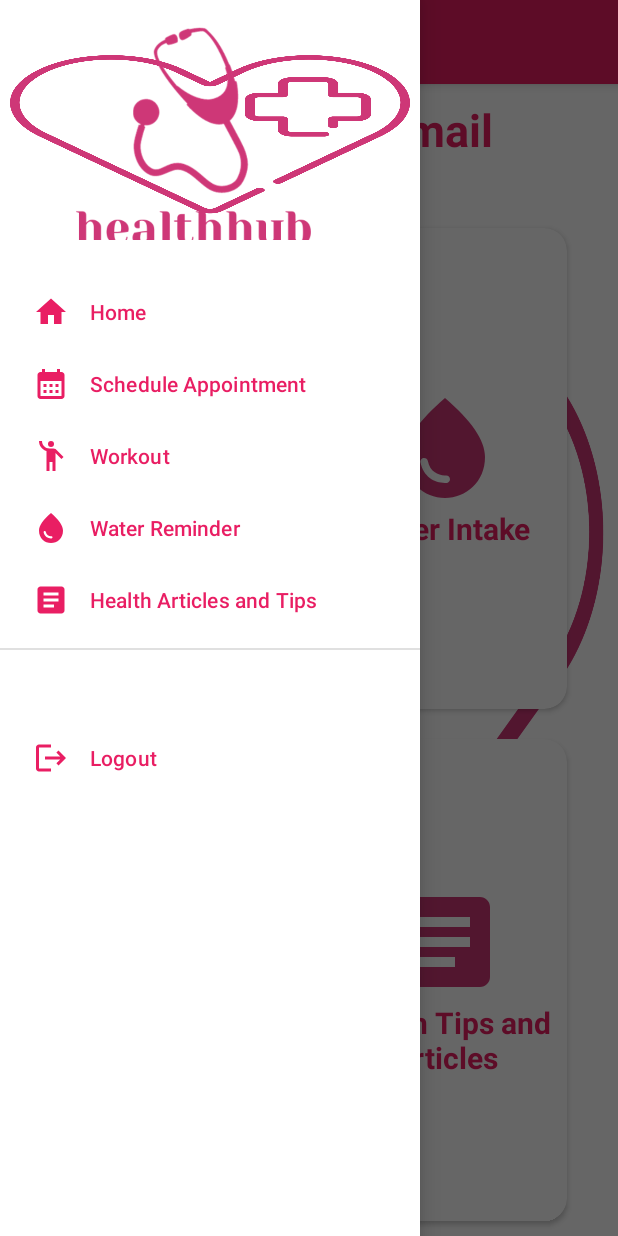
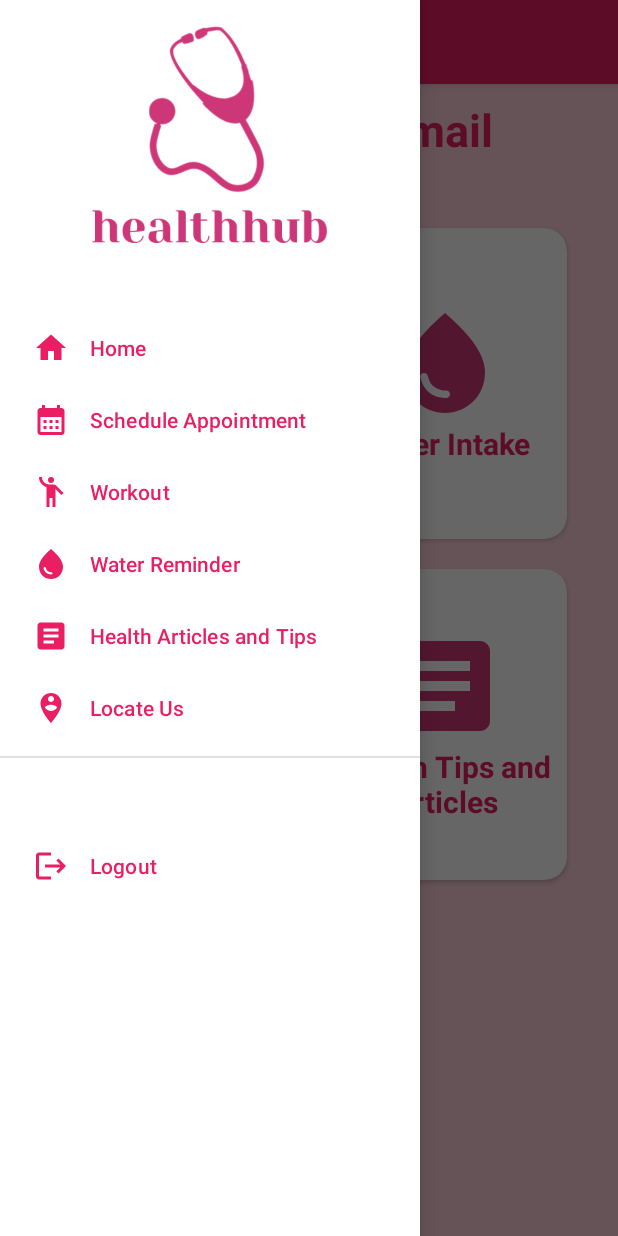
Before and after one commit to meetishah13/HealthHub, an Android app: the screen it shows after launch (MainActivity), with the side drawer open, on a phone screen of 412 x 824 dp. Run offline under Robolectric (Android 15) with nearby library versions, the phone set to English and light mode, and no system bars; our stand-ins replace Firebase (no records; nobody signed in at launch, a user with empty details on screens opened directly).

Commit message:
All features working

```diff
--- a/app/src/main/java/com/example/healthhub/WorkoutActivity.kt
+++ b/app/src/main/java/com/example/healthhub/WorkoutActivity.kt
@@ -25,5 +25,4 @@ class WorkoutActivity : AppCompatActivity() {
 
 
     }
-
 }
--- /dev/null
+++ b/app/src/main/res/drawable/baseline_person_pin_circle_24.xml
@@ -0,0 +1,5 @@
+<vector android:height="24dp" android:tint="#CE3777"
+    android:viewportHeight="24" android:viewportWidth="24"
+    android:width="24dp" xmlns:android="http://schemas.android.com/apk/res/android">
+    <path android:fillColor="@android:color/white" android:pathData="M12,2C8.14,2 5,5.14 5,9c0,5.25 7,13 7,13s7,-7.75 7,-13C19,5.14 15.86,2 12,2zM12,4c1.1,0 2,0.9 2,2c0,1.11 -0.9,2 -2,2s-2,-0.89 -2,-2C10,4.9 10.9,4 12,4zM12,14c-1.67,0 -3.14,-0.85 -4,-2.15c0.02,-1.32 2.67,-2.05 4,-2.05s3.98,0.73 4,2.05C15.14,13.15 13.67,14 12,14z"/>
+</vector>
--- a/app/src/main/res/layout/activity_main.xml
+++ b/app/src/main/res/layout/activity_main.xml
@@ -24,7 +24,7 @@
         <RelativeLayout
             android:layout_width="match_parent"
             android:layout_height="match_parent"
-            android:background="@drawable/nav_bg">
+            android:background="@color/colorSecondaryLighter">
 
             <!-- TODO: Update blank fragment layout -->
             <TextView
@@ -46,8 +46,8 @@
                 android:layout_width="match_parent"
                 android:layout_height="match_parent"
                 android:layout_centerHorizontal="true"
-                android:columnCount="2"
-                android:rowCount="2"
+                android:columnCount="3"
+                android:rowCount="3"
                 android:layout_marginLeft="24dp"
                 android:layout_marginRight="24dp"
                 android:layout_below="@+id/userText">
@@ -202,6 +202,43 @@
                     </LinearLayout>
 
                 </androidx.cardview.widget.CardView>
+                <androidx.cardview.widget.CardView
+                android:id="@+id/locateUs"
+                android:layout_width="20dp"
+                android:layout_height="20dp"
+                android:layout_row="2"
+                android:layout_rowWeight="1"
+                android:layout_column="0"
+                android:layout_columnWeight="1"
+                android:layout_gravity="fill"
+                android:layout_margin="10dp"
+                app:cardCornerRadius="15dp">
+
+                <LinearLayout
+                    android:layout_width="match_parent"
+                    android:layout_height="match_parent"
+                    android:layout_gravity="center_vertical|center_horizontal"
+                    android:gravity="center"
+                    android:orientation="vertical">
+
+                    <ImageView
+                        android:layout_width="80dp"
+                        android:layout_height="80dp"
+                        android:src="@drawable/baseline_person_pin_circle_24"
+                        android:layout_gravity="center_horizontal"/>
+
+                    <TextView
+                        android:layout_width="wrap_content"
+                        android:layout_height="wrap_content"
+                        android:text="@string/locateUs"
+                        android:textAlignment="center"
+                        android:textColor="@color/pink"
+                        android:textStyle="bold"
+                        android:textSize="20sp"
+                        android:layout_gravity="center_horizontal"/>
+                </LinearLayout>
+
+            </androidx.cardview.widget.CardView>
             </GridLayout>
         </RelativeLayout>
     </LinearLayout>
--- a/app/src/main/res/layout/nav_header.xml
+++ b/app/src/main/res/layout/nav_header.xml
@@ -4,10 +4,9 @@
     xmlns:tools="http://schemas.android.com/tools"
     android:orientation="vertical"
     android:layout_width="match_parent"
-    android:layout_height="176dp"
+    android:layout_height="200dp"
     android:gravity="bottom"
     android:padding="16dp"
-    android:background="@drawable/nav_bg"
     android:theme="@style/ThemeOverlay.AppCompat.Dark">
 
     <ImageView
@@ -16,9 +15,8 @@
         android:src="@drawable/nav_img"
         app:layout_constraintBottom_toBottomOf="parent"
         app:layout_constraintEnd_toEndOf="parent"
-        app:layout_constraintHorizontal_bias="0.0"
+        app:layout_constraintHorizontal_bias="0.497"
         app:layout_constraintStart_toStartOf="parent"
-        app:layout_constraintTop_toTopOf="parent"
-        app:layout_constraintVertical_bias="0.382" />
+        app:layout_constraintTop_toTopOf="parent" />
 
 </androidx.constraintlayout.widget.ConstraintLayout>
--- a/app/src/main/res/menu/nav_menu.xml
+++ b/app/src/main/res/menu/nav_menu.xml
@@ -24,6 +24,10 @@
             android:id="@+id/nav_article"
             android:icon="@drawable/baseline_article_24"
             android:title="Health Articles and Tips"/>
+        <item
+            android:id="@+id/nav_locate_us"
+            android:icon="@drawable/baseline_person_pin_circle_24"
+            android:title="Locate Us"/>
     </group>
     <item
         android:title="">
--- /dev/null
+++ b/app/src/main/res/values/dimens.xml
@@ -0,0 +1,6 @@
+<resources>
+    <!-- Default screen margins, per the Android Design guidelines. -->
+    <dimen name="activity_horizontal_margin">16dp</dimen>
+    <dimen name="activity_vertical_margin">16dp</dimen>
+    <dimen name="fab_margin">16dp</dimen>
+</resources>
--- a/app/src/main/res/values/strings.xml
+++ b/app/src/main/res/values/strings.xml
@@ -2,6 +2,7 @@
     <string name="app_name">Health Hub</string>
     <string name="open_nav">Open Navigation Drawer</string>
     <string name="close_nav">Close Navigation Drawer</string>
+    <string name="title_activity_locate_us">Locate Us</string>
     <!-- TODO: Remove or change this placeholder text -->
     <string name="hello_blank_fragment">Hello blank fragment</string>
     <string name="home_fragment">Hello Home fragment</string>
@@ -41,6 +42,7 @@
     </string>
 
     <string name="api_key">bf0f90475f9b4a3bb11f5db6f636fdbb</string>
+    <string name="locateUs">Locate Us</string>
 
 
 </resources>
--- a/build.gradle.kts
+++ b/build.gradle.kts
@@ -3,4 +3,6 @@ plugins {
     id("com.android.application") version "8.1.1" apply false
     id("org.jetbrains.kotlin.android") version "1.9.0" apply false
     id("com.google.gms.google-services") version "4.4.0" apply false
+    id("com.google.android.libraries.mapsplatform.secrets-gradle-plugin") version "2.0.1" apply false
+
 }
```
Also changed, not shown: app/build.gradle.kts (+11 -0 lines), app/src/main/AndroidManifest.xml (+28 -0 lines), app/src/main/java/com/example/healthhub/LocateUsActivity.kt (added, +68 -0 lines), app/src/main/java/com/example/healthhub/MainActivity.kt (+8 -0 lines), app/src/main/java/com/example/healthhub/ScheduleAppointmentActivity.kt (+2 -16 lines), app/src/main/res/layout/activity_locate_us.xml (added, +24 -0 lines), app/src/main/res/layout/activity_schedule_appointment.xml (+41 -36 lines).
